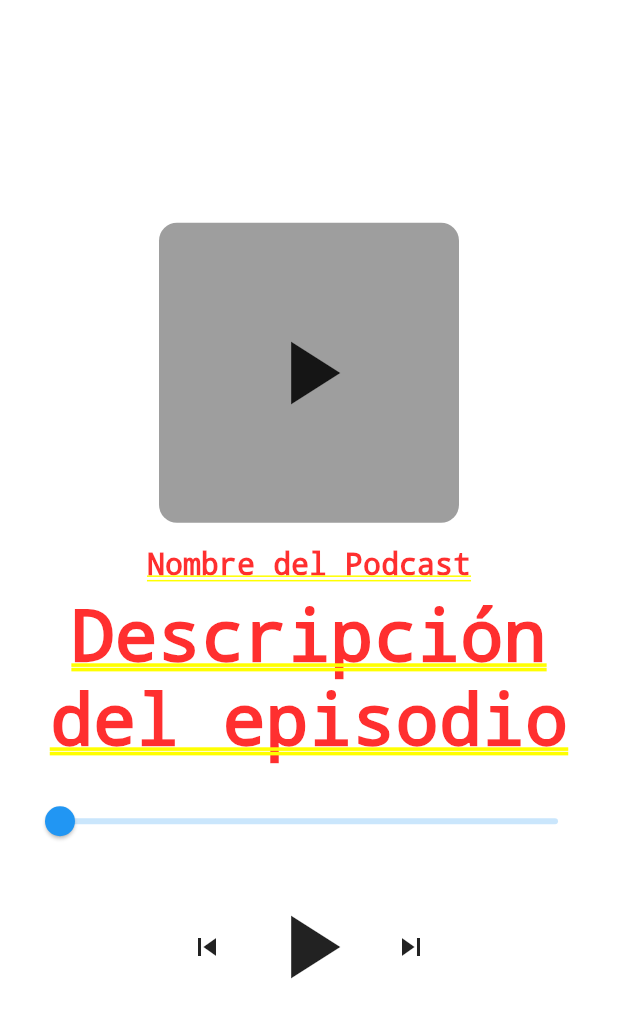
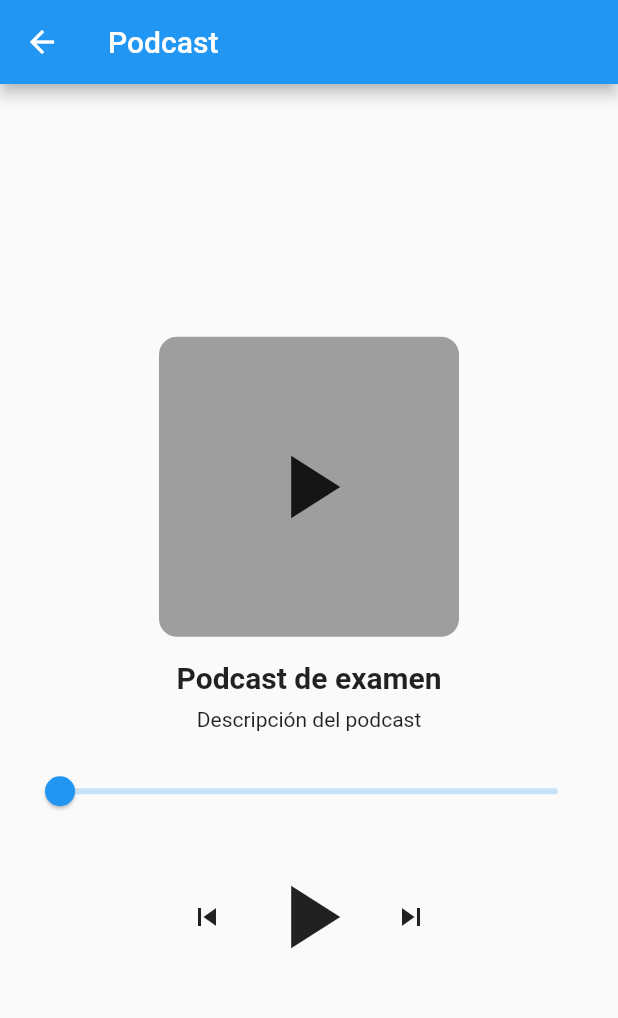
Before and after one commit to zamirar31/flutterExamen1, a Flutter app: the screen it shows after launch, after a tap on "Podcast", on a phone screen of 412 x 824 dp. Shown: the top 1018 px of the screen. Run offline on Flutter 3.47's test engine with Material 2 defaults, Android fonts, the phone set to English and light mode, and no system bars; network calls fail.

Commit message:
podcast finalizado

```diff
--- a/lib/src/menu.dart
+++ b/lib/src/menu.dart
@@ -83,7 +83,7 @@ class _PaginaPrincipalState extends State<PaginaPrincipal> {
             onTap: () {
               Navigator.push(
                 context,
-                MaterialPageRoute(builder: (context) => PodcastPlayerWidget()),
+                MaterialPageRoute(builder: (context) => PodcastScreen()),
               );
             },
           ),
--- a/lib/src/pages/cambiomoneda.dart
+++ b/lib/src/pages/cambiomoneda.dart
@@ -1,5 +1,4 @@
 import 'package:flutter/material.dart';
-
 
 class CambioMonedas extends StatelessWidget {
   @override
@@ -18,11 +17,8 @@ class CambioMonedasPage extends StatefulWidget {
 
 class _CambioMonedasPageState extends State<CambioMonedasPage> {
 
-
-
   // Lista de monedas disponibles
   List<String> monedas = ['Dólar', 'Euro'];
-
   List<String> compraventa = ['Compra', 'Venta'];
 
   // Valor seleccionado por el usuario
--- a/lib/src/pages/lista.dart
+++ b/lib/src/pages/lista.dart
@@ -23,7 +23,6 @@ class Lista extends StatelessWidget {
             title: 'Preparar presentación de historia',
             description: 'Fecha límite: 15 de noviembre',
           ),
-          // Agrega más TareaItem según sea necesario
         ],
       ),
     );
@@ -44,7 +43,6 @@ class TareaItem extends StatelessWidget {
     return ListTile(
       title: Text(title),
       subtitle: Text(description),
-      // Agrega más personalizaciones según sea necesario
     );
   }
 }
--- a/lib/src/pages/noticias.dart
+++ b/lib/src/pages/noticias.dart
@@ -21,16 +21,15 @@ class Noticias extends StatelessWidget {
       child: ListView(
         children: [
           NoticiaCard(
-            image: 'https://www.google.com/url?sa=i&url=https%3A%2F%2Fceutec.hn%2Fblog%2F&psig=AOvVaw01GZAnLcYRLWIu-ZDOZkBB&ust=1699823906530000&source=images&cd=vfe&opi=89978449&ved=0CBEQjRxqFwoTCICcwdPvvIIDFQAAAAAdAAAAABAJ',
+            image: 'https://ceutec.hn/wp-content/uploads/2023/10/faculty-awards-04.png',
             title: 'DOCENTES DE UNITEC Y CEUTEC SON RECONOCIDOS EN LA SEGUNDA EDICIÓN DE LOS FACULTY AWARDS',
             description: 'En el marco del Día del Maestro Hondureño, la Universidad Tecnológica Centroamericana (UNITEC) y el Centro Universitario Tecnológico (CEUTEC), celebraron la segunda edición de los Faculty Awards, evento donde reconocieron el compromiso con la formación de profesionales íntegros, a más de 170 docentes de las diferentes carreras universitarias.',
           ),
           NoticiaCard(
-            image: 'https://www.google.com/url?sa=i&url=https%3A%2F%2Fceutec.hn%2Funitec-y-ceutec-celebran-el-triunfo-academico-de-863-nuevos-profesionales-hondurenos%2F&psig=AOvVaw01GZAnLcYRLWIu-ZDOZkBB&ust=1699823906530000&source=images&cd=vfe&opi=89978449&ved=0CBEQjRxqFwoTCICcwdPvvIIDFQAAAAAdAAAAABAS',
+            image: 'https://ceutec.hn/wp-content/uploads/2023/10/graduaciones-unitec-ceutec-05.png',
             title: 'UNITEC y CEUTEC celebran el triunfo académico de 863 nuevos profesionales hondureños',
             description: 'La Universidad Tecnológica Centroamericana (UNITEC) y el Centro Universitario Tecnológico (CEUTEC), celebraron con orgullo el triunfo académico de los nuevos graduados de pregrado y posgrado de las diferentes carreras a nivel nacional, profesionales que potenciarán el desarrollo del país.',
           ),
-          // Agrega más noticias según sea necesario
         ],
       ),
       ),
--- a/lib/src/pages/podcast.dart
+++ b/lib/src/pages/podcast.dart
@@ -1,11 +1,23 @@
 import 'package:flutter/material.dart';
 
-class PodcastPlayerWidget extends StatefulWidget {
+class PodcastScreen extends StatelessWidget {
+  @override
+  Widget build(BuildContext context) {
+    return Scaffold(
+      appBar: AppBar(
+        title: Text('Podcast'),
+      ),
+      body: Podcast(),
+    );
+  }
+}
+
+class Podcast extends StatefulWidget {
   @override
   _PodcastPlayerWidgetState createState() => _PodcastPlayerWidgetState();
 }
 
-class _PodcastPlayerWidgetState extends State<PodcastPlayerWidget> {
+class _PodcastPlayerWidgetState extends State<Podcast> {
   bool isPlaying = false;
   double sliderValue = 0.0;
   double maxSliderValue = 100.0;
@@ -33,10 +45,9 @@ class _PodcastPlayerWidgetState extends State<PodcastPlayerWidget> {
             width: 200,
             height: 200,
             decoration: BoxDecoration(
-              color: Colors.grey, // Placeholder color
+              color: Colors.grey,
               borderRadius: BorderRadius.circular(12.0),
             ),
-            // Replace the child with an actual audio player widget
             child: Center(
               child: Icon(
                 isPlaying ? Icons.pause : Icons.play_arrow,
@@ -46,12 +57,12 @@ class _PodcastPlayerWidgetState extends State<PodcastPlayerWidget> {
           ),
           SizedBox(height: 16.0),
           Text(
-            'Nombre del Podcast',
+            'Podcast de examen',
             style: TextStyle(fontSize: 20.0, fontWeight: FontWeight.bold),
           ),
           SizedBox(height: 8.0),
           Text(
-            'Descripción del episodio',
+            'Descripción del podcast',
             textAlign: TextAlign.center,
           ),
           SizedBox(height: 16.0),
@@ -68,7 +79,6 @@ class _PodcastPlayerWidgetState extends State<PodcastPlayerWidget> {
               IconButton(
                 icon: Icon(Icons.skip_previous),
                 onPressed: () {
-                  // Lógica para reproducir el episodio anterior
                 },
               ),
               IconButton(
@@ -79,7 +89,6 @@ class _PodcastPlayerWidgetState extends State<PodcastPlayerWidget> {
               IconButton(
                 icon: Icon(Icons.skip_next),
                 onPressed: () {
-                  // Lógica para reproducir el siguiente episodio
                 },
               ),
             ],
```
